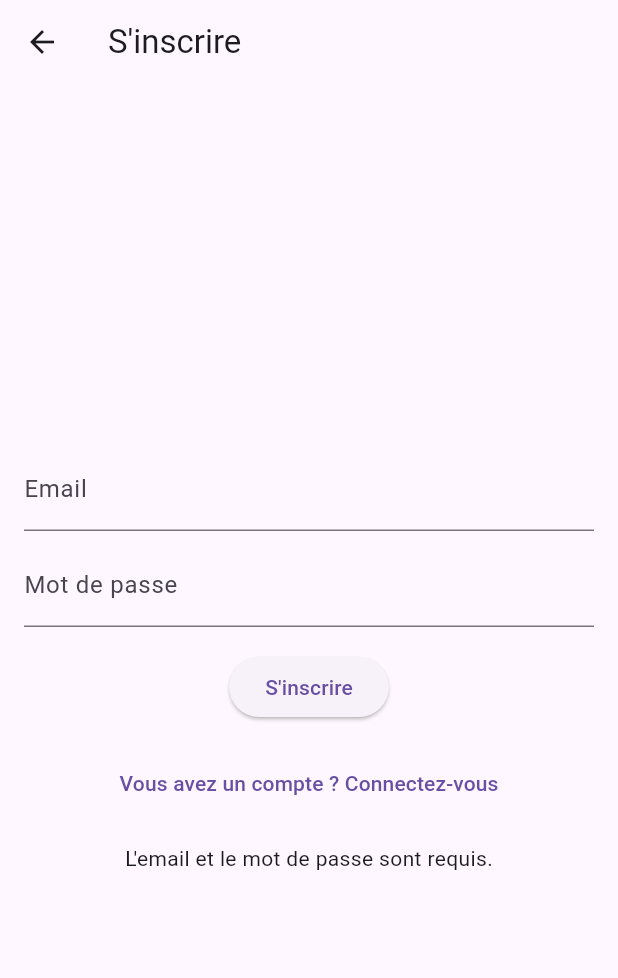
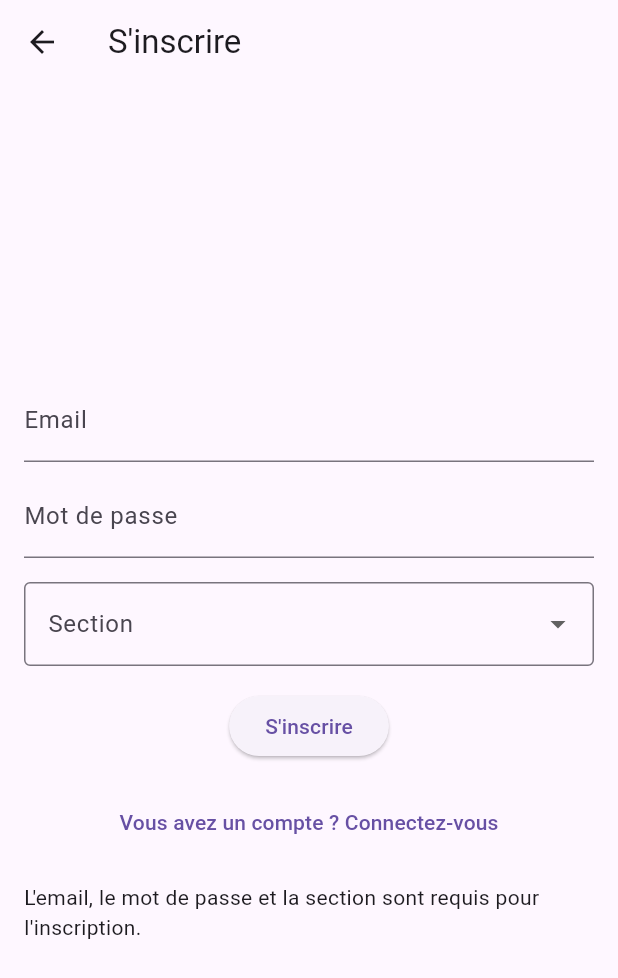
Before and after one commit to dimitristeave/managementUniversityApp, a Flutter app: the AuthPage screen opened by its route, after a tap on "Se connecter", after a tap on "Pas encore de compte ? Inscrivez-vous", after a tap on "S'inscrire", on a phone screen of 412 x 824 dp. Shown: the top 978 px of the screen. Run offline on Flutter 3.47's test engine with Material 3 defaults, Android fonts, the light colour scheme and no system bars; our stand-ins replace firebase_auth, firebase_core, image_picker; accounts and stored records are empty; network calls fail.

Commit message:
add routes navigation, drawer model, help page, opportunity page, project management page. Update auth page, home share
Ajout des differentes routes pour la nav
Modification de auth page pour l'inscription
Ajout d'une page help, opportunity et project
Ajout d'un component réutilisable qui est le drawer
Modification de home_share_file pour ajouter le drawer

```diff
--- a/lib/views/auth_page.dart
+++ b/lib/views/auth_page.dart
@@ -16,6 +16,26 @@ class _AuthPageState extends State<AuthPage> {
   bool _isLogin =
       true; // Détermine si on est sur la page de connexion ou d'inscription
   String _message = "";
+  String? _selectedSection; // Section sélectionnée par l'utilisateur
+
+  // Liste des sections disponibles
+  final List<String> _sections = [
+    'BA1',
+    'BA2',
+    'BA3',
+    'MA1 Informatique',
+    'MA1 Electronique',
+    'MA1 Physique Nucléaire et Médicale',
+    'MA1 Chimie',
+    'MA1 Electromécanique',
+    'MA1 Aéronautique',
+    'MA2 Informatique',
+    'MA2 Electronique',
+    'MA2 Physique Nucléaire et Médicale',
+    'MA2 Chimie',
+    'MA2 Electromécanique',
+    'MA2 Aéronautique',
+  ];
 
   // Fonction pour se connecter
   Future<void> _signIn() async {
@@ -48,9 +68,10 @@ class _AuthPageState extends State<AuthPage> {
     final String password = _passwordController.text;
 
     // Vérification des champs
-    if (email.isEmpty || password.isEmpty) {
+    if (email.isEmpty || password.isEmpty || _selectedSection == null) {
       setState(() {
-        _message = "L'email et le mot de passe sont requis.";
+        _message =
+            "L'email, le mot de passe et la section sont requis pour l'inscription.";
       });
       return;
     }
@@ -65,6 +86,7 @@ class _AuthPageState extends State<AuthPage> {
         body: json.encode({
           'email': email,
           'password': password,
+          'section': _selectedSection,
         }),
       );
 
@@ -79,8 +101,6 @@ class _AuthPageState extends State<AuthPage> {
         });
 
         // Sauvegarder le token ou utiliser pour l'authentification Firebase si nécessaire
-        // Exemple : utiliser ce token pour une authentification Firebase
-        // await FirebaseAuth.instance.signInWithCustomToken(idToken);
 
         // Rediriger vers la page d'accueil
         Navigator.pushReplacement(
@@ -126,6 +146,29 @@ class _AuthPageState extends State<AuthPage> {
               ),
               obscureText: true,
             ),
+            if (!_isLogin) ...[
+              const SizedBox(height: 16),
+              DropdownButtonFormField<String>(
+                value: _selectedSection,
+                decoration: const InputDecoration(
+                  labelText: 'Section',
+                  border: OutlineInputBorder(),
+                ),
+                items: _sections
+                    .map((section) => DropdownMenuItem<String>(
+                          value: section,
+                          child: Text(section),
+                        ))
+                    .toList(),
+                onChanged: (value) {
+                  setState(() {
+                    _selectedSection = value;
+                  });
+                },
+                menuMaxHeight:
+                    200, // Limite la hauteur de la liste déroulante à 200 pixels
+              ),
+            ],
             const SizedBox(height: 16),
             ElevatedButton(
               onPressed: _isLogin ? _signIn : _signUp,
```
Also changed, not shown: lib/main.dart (+9 -2 lines), lib/reutilisable/app_drawer.dart (added, +77 -0 lines), lib/views/help_page.dart (added, +17 -0 lines), lib/views/home_share_file_view.dart (+2 -34 lines), lib/views/opportunity_page.dart (added, +17 -0 lines), lib/views/project_management.dart (added, +17 -0 lines).
